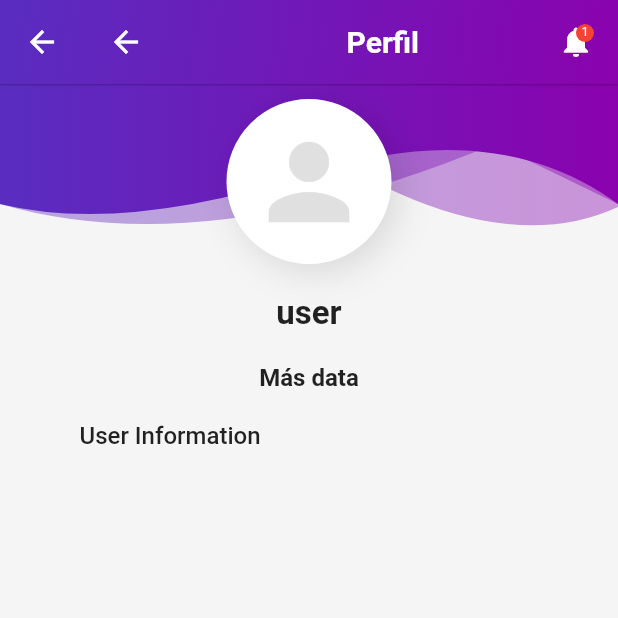
After one commit to santisan1/Dohm_app, a Flutter app: the MainScreen screen opened directly, after a tap on the "person 2" icon, on a phone screen of 412 x 824 dp, the top half of it. The commit adds this screen. Run offline on Flutter 3.47's test engine with Material 2 defaults, Android fonts, the phone set to English and light mode, and no system bars; our stand-ins replace cloud_firestore, firebase_core, flutter_svg, hexcolor; accounts and stored records are empty.

Commit message:
Final COmmit

```diff
--- a/lib/screens/home/components/body.dart
+++ b/lib/screens/home/components/body.dart
@@ -1,5 +1,6 @@
 import 'package:flutter/material.dart';
 import 'package:flutter_application_1/screens/home/components/header_filter.dart';
+import 'package:flutter_application_1/screens/profile_screen.dart';
 
 import 'header_home_page.dart';
 
@@ -41,7 +42,14 @@ class _HomeBodyState extends State<HomeBody> {
     var size = MediaQuery.of(context).size;
     return SingleChildScrollView(
         child: Column(children: [
-      HeaderHomeWidget(size: size, currentName: currentName),
+      HeaderHomeWidget(
+        size: size,
+        currentName: currentName,
+        pressProfile: () {
+          Navigator.pushReplacement(context,
+              MaterialPageRoute(builder: (context) => const ProfileScreen()));
+        },
+      ),
       TittleHeaderWithFilter(tittle: "Habitaciones", press: () {}),
       SingleChildScrollView(
         scrollDirection: Axis.horizontal,
--- a/lib/screens/home/components/header_home_page.dart
+++ b/lib/screens/home/components/header_home_page.dart
@@ -6,12 +6,14 @@ class HeaderHomeWidget extends StatelessWidget {
     super.key,
     required this.size,
     required this.currentName,
+    required this.pressProfile,
   });
 
   final Size size;
   final String currentName;
   final _valueCasa = TextEditingController();
   final casa = "Casa 1";
+  final void Function() pressProfile;
 
   @override
   Widget build(BuildContext context) {
@@ -43,8 +45,11 @@ class HeaderHomeWidget extends StatelessWidget {
                 const Spacer(),
                 Container(
                     margin: EdgeInsets.only(right: 15),
-                    child: Icon(Icons.person_2_outlined,
-                        color: Colors.grey.shade300, size: 45.0))
+                    child: GestureDetector(
+                      onTap: pressProfile,
+                      child: Icon(Icons.person_2_outlined,
+                          color: Colors.grey.shade300, size: 45.0),
+                    ))
               ],
             ),
           ),
--- /dev/null
+++ b/lib/screens/profile_screen.dart
@@ -0,0 +1,159 @@
+import 'package:flutter/material.dart';
+import 'package:flutter_application_1/screens/widgets/HeaderWidget.dart';
+
+import 'home/main_screen.dart';
+
+class ProfileScreen extends StatefulWidget {
+  const ProfileScreen({super.key});
+
+  @override
+  State<ProfileScreen> createState() => _ProfileScreenState();
+}
+
+class _ProfileScreenState extends State<ProfileScreen> {
+  @override
+  Widget build(BuildContext context) {
+    String name = "user";
+    return Scaffold(
+        appBar: AppBar(
+          title: Row(
+            mainAxisAlignment: MainAxisAlignment.start,
+            children: [
+              GestureDetector(
+                  onTap: () {
+                    Navigator.pushReplacement(
+                        context,
+                        MaterialPageRoute(
+                            builder: (context) => const MainScreen()));
+                  },
+                  child: Container(
+                      margin: EdgeInsets.only(right: 135),
+                      child: Icon(Icons.arrow_back))),
+              Text(
+                'Perfil',
+                style: TextStyle(
+                  color: Colors.white,
+                  fontWeight: FontWeight.bold,
+                ),
+              ),
+            ],
+          ),
+          elevation: 0.5,
+          iconTheme: IconThemeData(color: Colors.white),
+          flexibleSpace: Container(
+            decoration: BoxDecoration(
+                gradient: LinearGradient(
+                    begin: Alignment.topLeft,
+                    end: Alignment.bottomRight,
+                    colors: <Color>[
+                  Theme.of(context).primaryColor,
+                  Theme.of(context).accentColor,
+                ])),
+          ),
+          actions: [
+            Container(
+              margin: EdgeInsets.only(
+                top: 16,
+                right: 16,
+              ),
+              child: Stack(
+                children: <Widget>[
+                  Icon(Icons.notifications),
+                  Positioned(
+                    right: 0,
+                    child: Container(
+                      padding: EdgeInsets.all(1),
+                      decoration: BoxDecoration(
+                        color: Colors.red,
+                        borderRadius: BorderRadius.circular(6),
+                      ),
+                      constraints: BoxConstraints(
+                        minWidth: 12,
+                        minHeight: 12,
+                      ),
+                      child: Text(
+                        '1',
+                        style: TextStyle(
+                          color: Colors.white,
+                          fontSize: 8,
+                        ),
+                        textAlign: TextAlign.center,
+                      ),
+                    ),
+                  )
+                ],
+              ),
+            )
+          ],
+        ),
+        body: SingleChildScrollView(
+          child: Stack(children: [
+            Container(
+              height: 100,
+              child: HeaderWidget(100, false, Icons.house_rounded),
+            ),
+            Container(
+              alignment: Alignment.center,
+              margin: EdgeInsets.fromLTRB(25, 10, 25, 10),
+              padding: EdgeInsets.fromLTRB(10, 0, 10, 0),
+              child: Column(children: [
+                Container(
+                  padding: EdgeInsets.all(10),
+                  decoration: BoxDecoration(
+                    borderRadius: BorderRadius.circular(100),
+                    border: Border.all(width: 5, color: Colors.white),
+                    color: Colors.white,
+                    boxShadow: [
+                      BoxShadow(
+                        color: Colors.black12,
+                        blurRadius: 20,
+                        offset: const Offset(5, 5),
+                      ),
+                    ],
+                  ),
+                  child: Icon(
+                    Icons.person,
+                    size: 80,
+                    color: Colors.grey.shade300,
+                  ),
+                ),
+                SizedBox(
+                  height: 20,
+                ),
+                Text(
+                  name,
+                  style: TextStyle(fontSize: 22, fontWeight: FontWeight.bold),
+                ),
+                SizedBox(
+                  height: 20,
+                ),
+                Text(
+                  'Más data',
+                  style: TextStyle(fontSize: 16, fontWeight: FontWeight.bold),
+                ),
+                SizedBox(
+                  height: 10,
+                ),
+                Container(
+                    padding: EdgeInsets.all(10),
+                    child: Column(children: <Widget>[
+                      Container(
+                        padding: const EdgeInsets.only(left: 8.0, bottom: 4.0),
+                        alignment: Alignment.topLeft,
+                        child: Text(
+                          "User Information",
+                          style: TextStyle(
+                            color: Colors.black87,
+                            fontWeight: FontWeight.w500,
+                            fontSize: 16,
+                          ),
+                          textAlign: TextAlign.left,
+                        ),
+                      ),
+                    ]))
+              ]),
+            )
+          ]),
+        ));
+  }
+}
```
